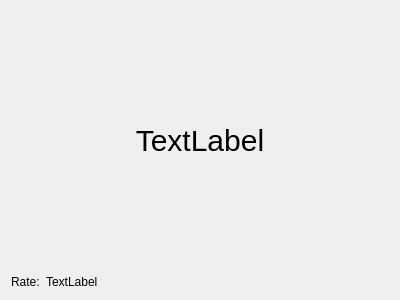
Qt form widgets/current.ui (Elv13/sigrok_frontend) before a commit.
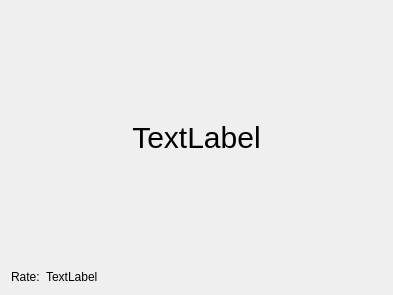
The same form after that commit.

Diff of the .ui file:
```diff
--- a/widgets/current.ui
+++ b/widgets/current.ui
@@ -6,8 +6,8 @@
    <rect>
     <x>0</x>
     <y>0</y>
-    <width>400</width>
-    <height>300</height>
+    <width>393</width>
+    <height>295</height>
    </rect>
   </property>
   <property name="windowTitle">
```
